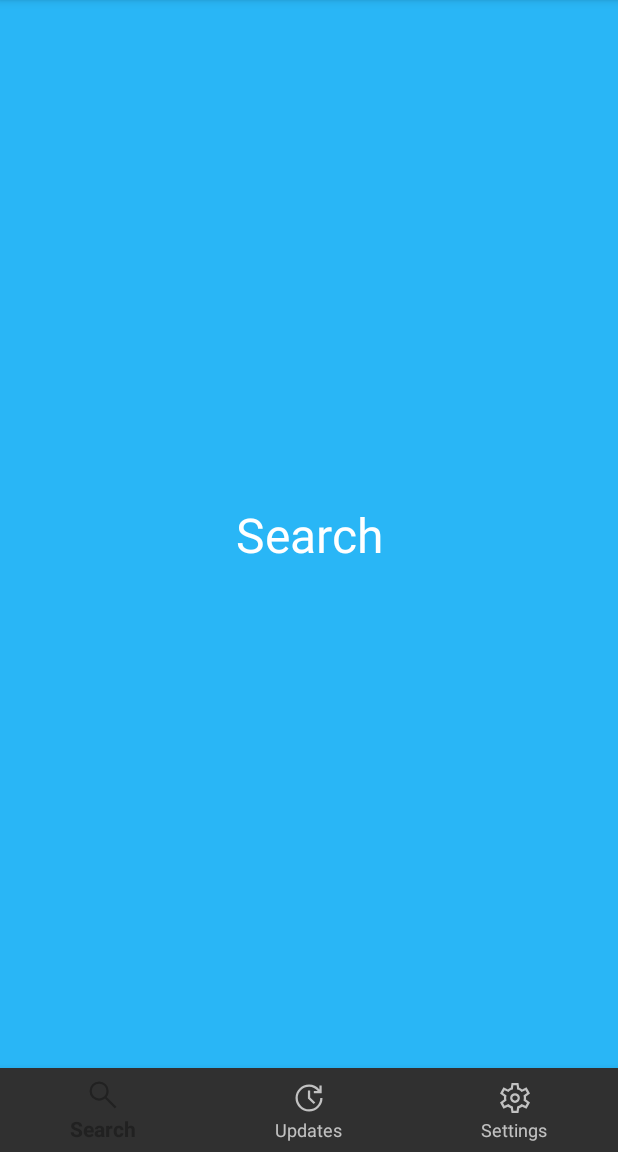
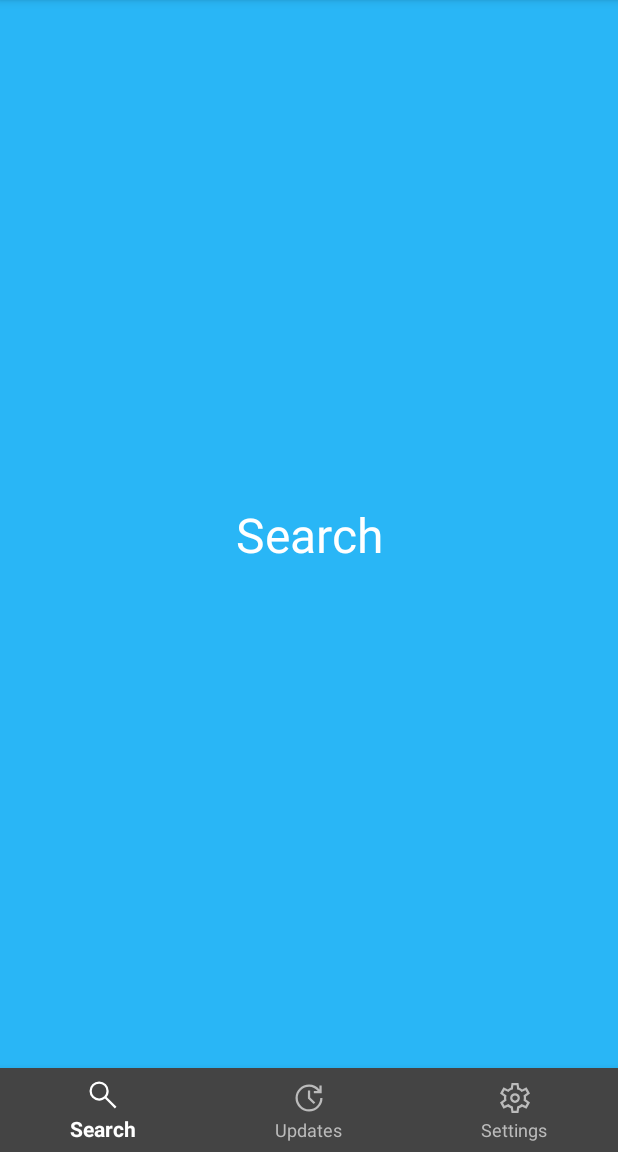
Before and after one commit to radian-software/dontbeevilmirror, an Android app: the screen it shows after launch (MainActivity), on a phone screen of 412 x 824 dp, the part 84-1236 px from its top. Run offline under Robolectric (Android 15) with nearby library versions, the phone set to English and light mode, and no system bars; our stand-ins replace navigation-ui.

Commit message:
Fix navbar colors finally

```diff
--- /dev/null
+++ b/app/app/src/main/res/color/navbar_foreground_dynamic.xml
@@ -0,0 +1,4 @@
+<selector xmlns:android="http://schemas.android.com/apk/res/android">
+  <item android:color="@color/navbar_foreground_active" android:state_checked="true"/>
+  <item android:color="@color/navbar_foreground_inactive"/>
+</selector>
--- a/app/app/src/main/res/layout/activity_main.xml
+++ b/app/app/src/main/res/layout/activity_main.xml
@@ -30,11 +30,13 @@
       android:layout_height="wrap_content"
       android:layout_marginEnd="0dp"
       android:layout_marginStart="0dp"
-      android:background="?android:attr/windowBackground"
+      android:background="@color/navbar_background"
       app:layout_constraintBottom_toBottomOf="parent"
       app:layout_constraintLeft_toLeftOf="parent"
       app:layout_constraintRight_toRightOf="parent"
       app:menu="@menu/navbar_menu"
+      app:itemTextColor="@color/navbar_foreground_dynamic"
+      app:itemIconTint="@color/navbar_foreground_dynamic"
       />
 
 </androidx.constraintlayout.widget.ConstraintLayout>
--- /dev/null
+++ b/app/app/src/main/res/values/colors.xml
@@ -0,0 +1,5 @@
+<resources>
+  <color name="navbar_background">#444444</color>
+  <color name="navbar_foreground_active">#FFFFFF</color>
+  <color name="navbar_foreground_inactive">#BBBBBB</color>
+</resources>
```
Also changed, not shown: 1 other file.
